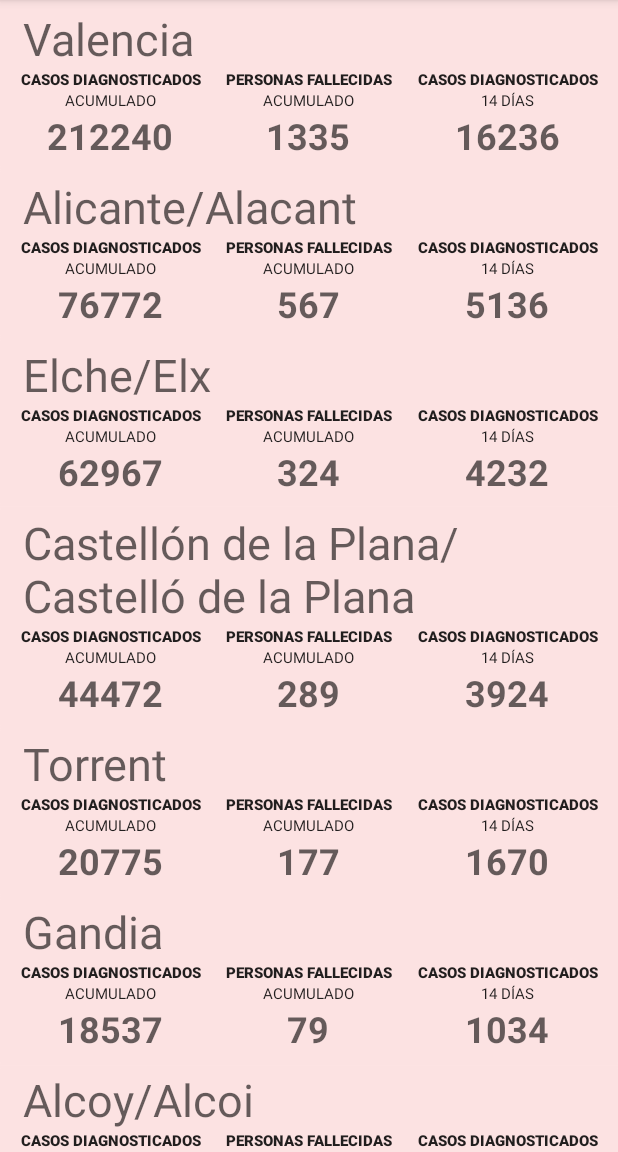
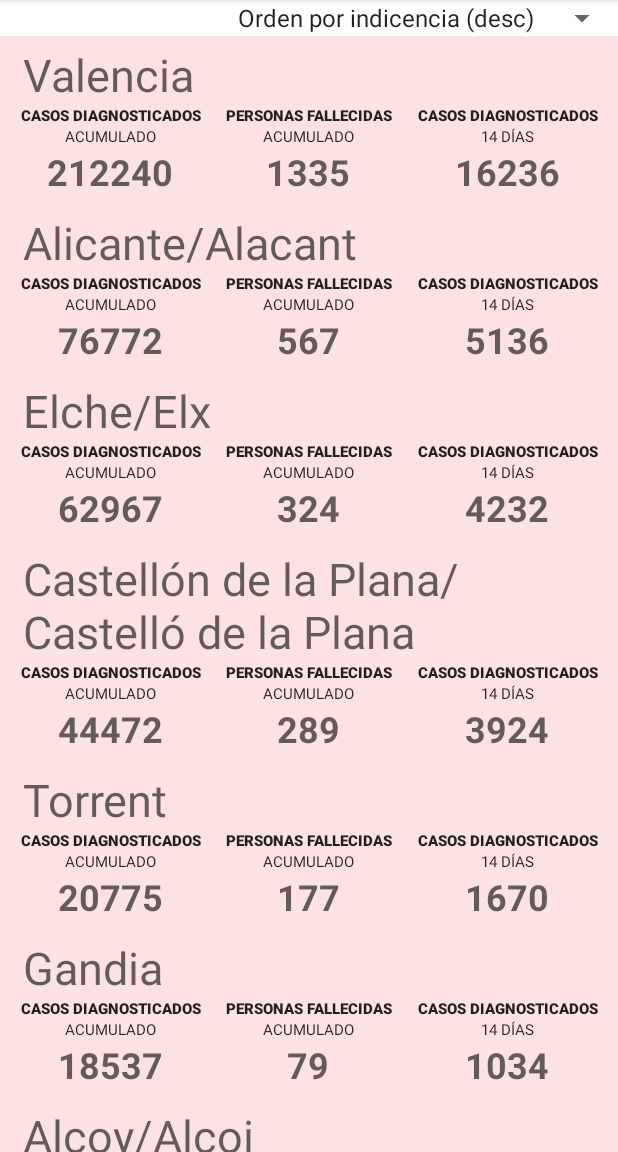
Before and after one commit to esparig/ADM-Covid19CV, an Android app: the screen it shows after launch (MunicipalitiesActivity), on a phone screen of 412 x 824 dp, the part 84-1236 px from its top. Run offline under Robolectric (Android 15) with nearby library versions, the phone set to English and light mode, and no system bars.

```diff
--- a/app/src/main/java/parcero/uv/es/MunicipalitiesActivity.java
+++ b/app/src/main/java/parcero/uv/es/MunicipalitiesActivity.java
@@ -5,10 +5,22 @@ import androidx.recyclerview.widget.LinearLayoutManager;
 import androidx.recyclerview.widget.RecyclerView;
 
 import android.os.Bundle;
+import android.util.Log;
+import android.view.View;
+import android.widget.AdapterView;
+import android.widget.ArrayAdapter;
+import android.widget.Spinner;
+
+import java.util.Collections;
 
 public class MunicipalitiesActivity extends AppCompatActivity {
     private RecyclerView recyclerView;
     private RecyclerView.LayoutManager layoutManager;
+    MunicipalitiesAdapter municipalitiesAdapter;
+
+    private Spinner spinnerOrdering;
+    String defaultValue = "Orden por indicencia (desc)";
+    private ArrayAdapter<CharSequence> spinnerAdapter;
 
     @Override
     protected void onCreate(Bundle savedInstanceState) {
@@ -17,9 +29,48 @@ public class MunicipalitiesActivity extends AppCompatActivity {
 
         //Set up the RecyclerView
         recyclerView = (RecyclerView) findViewById(R.id.recycler_view);
-        recyclerView.setAdapter(new MunicipalitiesAdapter(this));
+        municipalitiesAdapter = new MunicipalitiesAdapter(this);
+        recyclerView.setAdapter(municipalitiesAdapter);
         recyclerView.setHasFixedSize(true);
         layoutManager = new LinearLayoutManager(this);
         recyclerView.setLayoutManager(layoutManager);
+
+        //Set up the Spinner
+        spinnerOrdering = findViewById(R.id.spinner_ordering);
+        spinnerAdapter = ArrayAdapter.createFromResource(this, R.array.ordering, android.R.layout.simple_spinner_item);
+        spinnerAdapter.setDropDownViewResource(android.R.layout.simple_spinner_dropdown_item);
+        spinnerOrdering.setAdapter(spinnerAdapter);
+        spinnerOrdering.setSelection(spinnerAdapter.getPosition(defaultValue));
+        spinnerOrdering.setOnItemSelectedListener(new AdapterView.OnItemSelectedListener() {
+            @Override
+            public void onItemSelected(AdapterView<?> parent, View view,
+                                       int position, long id) {
+                Log.v("item " + position, (String) parent.getItemAtPosition(position));
+                switch (position) {
+                    case 0:
+                        Collections.sort(municipalitiesAdapter.getMunicipalities(), Municipality.Comparators.NAME_ASC);
+                        break;
+                    case 1:
+                        Collections.sort(municipalitiesAdapter.getMunicipalities(), Municipality.Comparators.NAME_DESC);
+                        break;
+                    case 2:
+                        Collections.sort(municipalitiesAdapter.getMunicipalities(), Municipality.Comparators.INC_ASC);
+                        break;
+                    case 3:
+                        Collections.sort(municipalitiesAdapter.getMunicipalities(), Municipality.Comparators.INC_DESC);
+                        break;
+                    default:
+                        Collections.sort(municipalitiesAdapter.getMunicipalities());
+                }
+                municipalitiesAdapter.notifyDataSetChanged();
+                recyclerView.smoothScrollToPosition(0);
+
+            }
+
+            @Override
+            public void onNothingSelected(AdapterView<?> parent) {
+                //not used
+            }
+        });
     }
 }
--- a/app/src/main/java/parcero/uv/es/MunicipalitiesAdapter.java
+++ b/app/src/main/java/parcero/uv/es/MunicipalitiesAdapter.java
@@ -17,10 +17,15 @@ import org.json.JSONObject;
 
 import java.util.ArrayList;
 import java.util.Collections;
+import java.util.Comparator;
 
 public class MunicipalitiesAdapter extends RecyclerView.Adapter<MunicipalitiesAdapter.ViewHolder> {
     Context context;
     private ArrayList<Municipality> municipalities; //data to visualize
+
+    public ArrayList<Municipality> getMunicipalities() {
+        return municipalities;
+    }
 
     public MunicipalitiesAdapter(Context c) {
         context = c;
--- a/app/src/main/java/parcero/uv/es/Municipality.java
+++ b/app/src/main/java/parcero/uv/es/Municipality.java
@@ -1,4 +1,6 @@
 package parcero.uv.es;
+
+import java.util.Comparator;
 
 public class Municipality implements Comparable{
     private int id;
@@ -114,4 +116,32 @@ public class Municipality implements Comparable{
     public int compareTo(Object municipality) {
         return  ((Municipality) municipality).getNumPCR() - this.getNumPCR();
     }
+
+    public static class Comparators {
+
+        public static Comparator<Municipality> NAME_ASC = new Comparator<Municipality>() {
+            @Override
+            public int compare(Municipality o1, Municipality o2) {
+                return o1.getNameMunicipality().compareTo(o2.getNameMunicipality());
+            }
+        };
+        public static Comparator<Municipality> NAME_DESC = new Comparator<Municipality>() {
+            @Override
+            public int compare(Municipality o1, Municipality o2) {
+                return - o1.getNameMunicipality().compareTo(o2.getNameMunicipality());
+            }
+        };
+        public static Comparator<Municipality> INC_ASC = new Comparator<Municipality>() {
+            @Override
+            public int compare(Municipality o1, Municipality o2) {
+                return o1.getNumPCR() - o2.getNumPCR();
+            }
+        };
+        public static Comparator<Municipality> INC_DESC = new Comparator<Municipality>() {
+            @Override
+            public int compare(Municipality o1, Municipality o2) {
+                return - o1.getNumPCR() + o2.getNumPCR();
+            }
+        };
+    }
 }
--- a/app/src/main/res/layout/activity_municipalities.xml
+++ b/app/src/main/res/layout/activity_municipalities.xml
@@ -6,9 +6,25 @@
     android:layout_height="match_parent"
     tools:context=".MunicipalitiesActivity">
 
-    <androidx.recyclerview.widget.RecyclerView
+    <LinearLayout
         android:layout_width="match_parent"
         android:layout_height="match_parent"
-        android:id="@+id/recycler_view"
-        android:scrollbars="vertical" />
+        android:gravity="right"
+        android:orientation="vertical">
+
+        <Spinner
+            android:id="@+id/spinner_ordering"
+            android:layout_width="wrap_content"
+            android:layout_height="wrap_content"
+            android:dropDownWidth="wrap_content"
+            android:gravity="right" />
+
+        <androidx.recyclerview.widget.RecyclerView
+            android:id="@+id/recycler_view"
+            android:layout_width="match_parent"
+            android:layout_height="match_parent"
+            android:scrollbars="vertical" />
+
+    </LinearLayout>
+
 </androidx.constraintlayout.widget.ConstraintLayout>
--- a/app/src/main/res/values/strings.xml
+++ b/app/src/main/res/values/strings.xml
@@ -15,4 +15,14 @@
     <string name="acumulado">ACUMULADO</string>
     <string name="fallecidos">PERSONAS FALLECIDAS</string>
     <string name="dias_14">14 DÍAS</string>
+
+    <!-- Strings for spinner (ordering dropdown list) -->
+    <string-array name="ordering">
+
+        <item>Orden alfabético (asc)</item>
+        <item>Orden alfabético (desc)</item>
+        <item>Orden por incidencia (asc)</item>
+        <item>Orden por indicencia (desc)</item>
+
+    </string-array>
 </resources>
```
